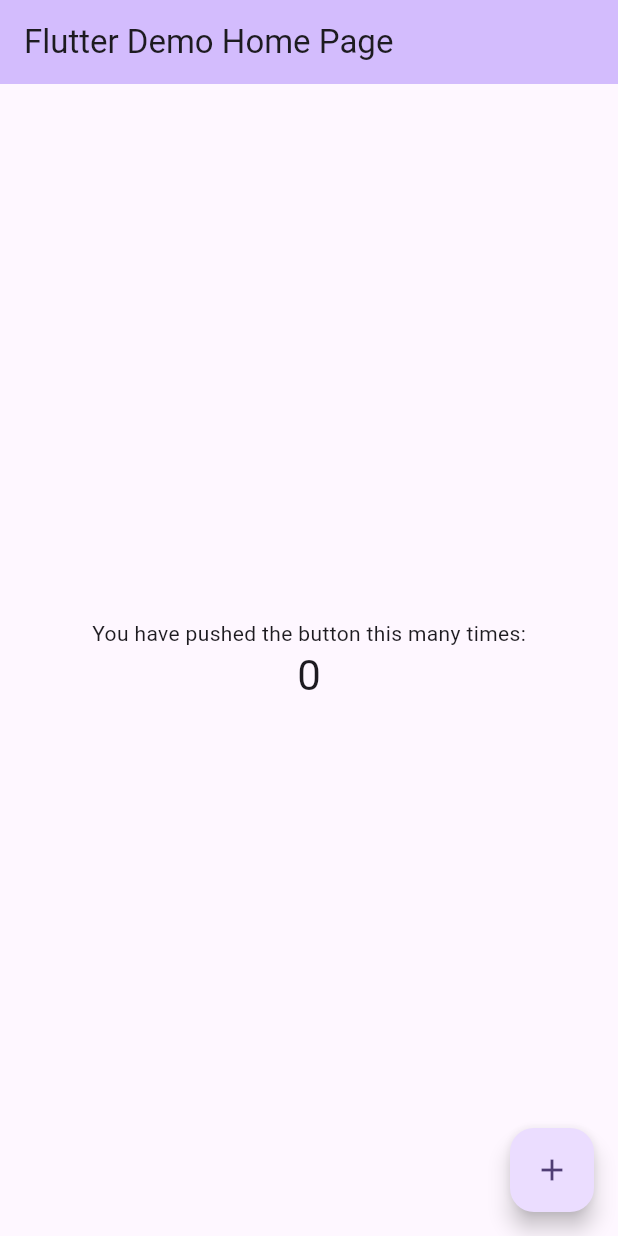
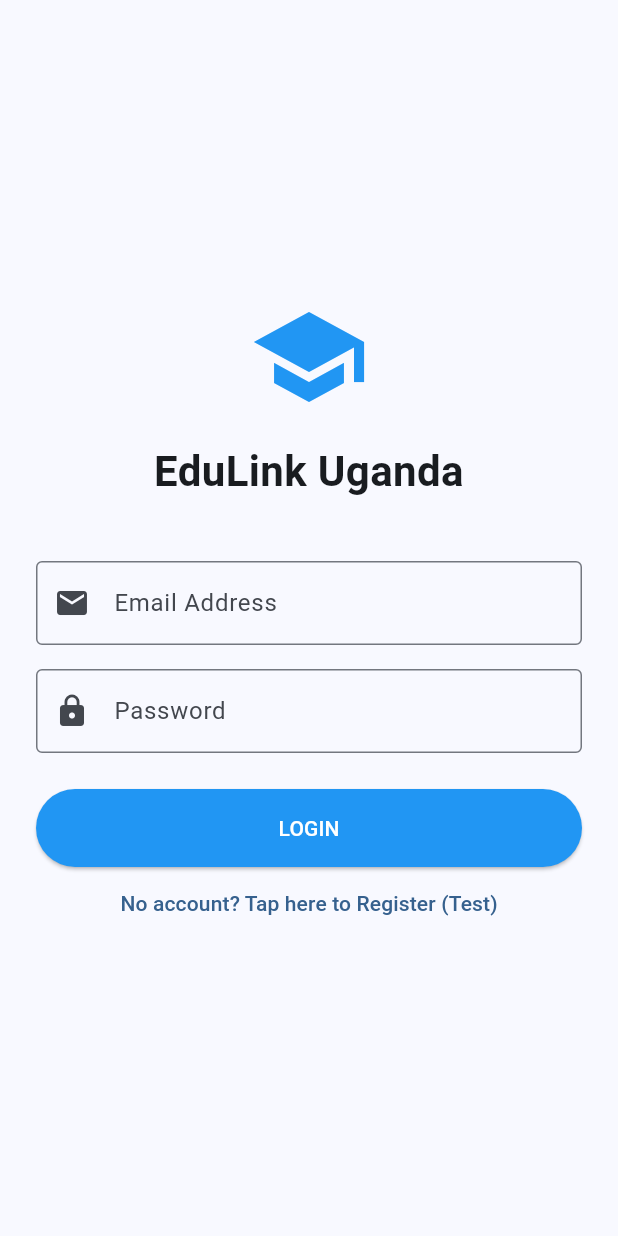
Before and after one commit to edwin-ug/Edulink_app, a Flutter app: the screen it shows after launch, on a phone screen of 412 x 824 dp. Run offline on Flutter 3.47's test engine with Material 3 defaults, Android fonts, the light colour scheme and no system bars; our stand-ins replace firebase_auth, firebase_core; accounts and stored records are empty.

Commit message:
feat: Integrate Firebase and implement login functionality
- Added Firebase Core dependency and initialized Firebase in main.dart.
- Configured Android and iOS build files for Firebase integration.
- Created login_screen.dart with email/password authentication logic.
- Updated pubspec.yaml to include firebase_core dependency.
- Added GoogleService-Info.plist and google-services.json for Firebase configuration.
- Created firebase_options.dart for platform-specific Firebase options.
- Updated Podfile for iOS dependencies.

```diff
--- a/lib/main.dart
+++ b/lib/main.dart
@@ -1,122 +1,37 @@
 import 'package:flutter/material.dart';
+import 'package:firebase_core/firebase_core.dart'; // 1. Must import Firebase Core
+import 'firebase_options.dart'; // 2. Must import the config file
+import 'screens/login_screen.dart'; // 3. Import your REAL login screen
 
-void main() {
-  runApp(const MyApp());
+void main() async {
+  // 4. PREPARE THE ENGINE
+  WidgetsFlutterBinding.ensureInitialized();
+
+  // 5. START FIREBASE
+  await Firebase.initializeApp(
+    options: DefaultFirebaseOptions.currentPlatform,
+  );
+
+  runApp(const EduLinkApp());
 }
 
-class MyApp extends StatelessWidget {
-  const MyApp({super.key});
+class EduLinkApp extends StatelessWidget {
+  const EduLinkApp({super.key});
 
-  // This widget is the root of your application.
   @override
   Widget build(BuildContext context) {
     return MaterialApp(
-      title: 'Flutter Demo',
+      debugShowCheckedModeBanner: false,
+      title: 'EduLink',
       theme: ThemeData(
-        // This is the theme of your application.
-        //
-        // TRY THIS: Try running your application with "flutter run". You'll see
-        // the application has a purple toolbar. Then, without quitting the app,
-        // try changing the seedColor in the colorScheme below to Colors.green
-        // and then invoke "hot reload" (save your changes or press the "hot
-        // reload" button in a Flutter-supported IDE, or press "r" if you used
-        // the command line to start the app).
-        //
-        // Notice that the counter didn't reset back to zero; the application
-        // state is not lost during the reload. To reset the state, use hot
-        // restart instead.
-        //
-        // This works for code too, not just values: Most code changes can be
-        // tested with just a hot reload.
-        colorScheme: .fromSeed(seedColor: Colors.deepPurple),
+        colorScheme: ColorScheme.fromSeed(seedColor: Colors.blue),
+        useMaterial3: true,
       ),
-      home: const MyHomePage(title: 'Flutter Demo Home Page'),
+      // 6. This now points to the REAL LoginScreen in 'lib/screens/login_screen.dart'
+      home: const LoginScreen(),
     );
   }
 }
 
-class MyHomePage extends StatefulWidget {
-  const MyHomePage({super.key, required this.title});
-
-  // This widget is the home page of your application. It is stateful, meaning
-  // that it has a State object (defined below) that contains fields that affect
-  // how it looks.
-
-  // This class is the configuration for the state. It holds the values (in this
-  // case the title) provided by the parent (in this case the App widget) and
-  // used by the build method of the State. Fields in a Widget subclass are
-  // always marked "final".
-
-  final String title;
-
-  @override
-  State<MyHomePage> createState() => _MyHomePageState();
-}
-
-class _MyHomePageState extends State<MyHomePage> {
-  int _counter = 0;
-
-  void _incrementCounter() {
-    setState(() {
-      // This call to setState tells the Flutter framework that something has
-      // changed in this State, which causes it to rerun the build method below
-      // so that the display can reflect the updated values. If we changed
-      // _counter without calling setState(), then the build method would not be
-      // called again, and so nothing would appear to happen.
-      _counter++;
-    });
-  }
-
-  @override
-  Widget build(BuildContext context) {
-    // This method is rerun every time setState is called, for instance as done
-    // by the _incrementCounter method above.
-    //
-    // The Flutter framework has been optimized to make rerunning build methods
-    // fast, so that you can just rebuild anything that needs updating rather
-    // than having to individually change instances of widgets.
-    return Scaffold(
-      appBar: AppBar(
-        // TRY THIS: Try changing the color here to a specific color (to
-        // Colors.amber, perhaps?) and trigger a hot reload to see the AppBar
-        // change color while the other colors stay the same.
-        backgroundColor: Theme.of(context).colorScheme.inversePrimary,
-        // Here we take the value from the MyHomePage object that was created by
-        // the App.build method, and use it to set our appbar title.
-        title: Text(widget.title),
-      ),
-      body: Center(
-        // Center is a layout widget. It takes a single child and positions it
-        // in the middle of the parent.
-        child: Column(
-          // Column is also a layout widget. It takes a list of children and
-          // arranges them vertically. By default, it sizes itself to fit its
-          // children horizontally, and tries to be as tall as its parent.
-          //
-          // Column has various properties to control how it sizes itself and
-          // how it positions its children. Here we use mainAxisAlignment to
-          // center the children vertically; the main axis here is the vertical
-          // axis because Columns are vertical (the cross axis would be
-          // horizontal).
-          //
-          // TRY THIS: Invoke "debug painting" (choose the "Toggle Debug Paint"
-          // action in the IDE, or press "p" in the console), to see the
-          // wireframe for each widget.
-          mainAxisAlignment: .center,
-          children: [
-            const Text('You have pushed the button this many times:'),
-            Text(
-              '$_counter',
-              style: Theme.of(context).textTheme.headlineMedium,
-            ),
-          ],
-        ),
-      ),
-      floatingActionButton: FloatingActionButton(
-        onPressed: _incrementCounter,
-        tooltip: 'Increment',
-        child: const Icon(Icons.add),
-      ),
-    );
-  }
-}
+// STOP! Do not add the old "class LoginScreen" here anymore.
+// It now lives in your 'screens' folder.
--- /dev/null
+++ b/lib/screens/login_screen.dart
@@ -0,0 +1,113 @@
+import 'package:flutter/material.dart';
+import 'package:firebase_auth/firebase_auth.dart';
+
+class LoginScreen extends StatefulWidget {
+  const LoginScreen({super.key});
+
+  @override
+  State<LoginScreen> createState() => _LoginScreenState();
+}
+
+class _LoginScreenState extends State<LoginScreen> {
+  // Controllers capture what the user types
+  final _emailController = TextEditingController();
+  final _passwordController = TextEditingController();
+  bool _isLoading = false;
+
+  // The Logic to talk to Firebase
+  Future<void> _handleLogin() async {
+    setState(() => _isLoading = true);
+
+    try {
+      await FirebaseAuth.instance.signInWithEmailAndPassword(
+        email: _emailController.text.trim(),
+        password: _passwordController.text.trim(),
+      );
+      // If successful, we will navigate to Home (Built later)
+      ScaffoldMessenger.of(context).showSnackBar(
+        const SnackBar(content: Text('Login Successful! Welcome back.')),
+      );
+    } on FirebaseAuthException catch (e) {
+      // If it fails (wrong password, no user), show error
+      ScaffoldMessenger.of(context).showSnackBar(
+        SnackBar(content: Text(e.message ?? 'Login failed'), backgroundColor: Colors.red),
+      );
+    } finally {
+      setState(() => _isLoading = false);
+    }
+  }
+
+  // Temporary function to create a new user (for testing)
+  Future<void> _handleSignUp() async {
+    try {
+      await FirebaseAuth.instance.createUserWithEmailAndPassword(
+        email: _emailController.text.trim(),
+        password: _passwordController.text.trim(),
+      );
+      ScaffoldMessenger.of(context).showSnackBar(
+        const SnackBar(content: Text('Account Created! You can now Login.')),
+      );
+    } catch (e) {
+      ScaffoldMessenger.of(context).showSnackBar(
+        SnackBar(content: Text(e.toString()), backgroundColor: Colors.red),
+      );
+    }
+  }
+
+  @override
+  Widget build(BuildContext context) {
+    return Scaffold(
+      body: Padding(
+        padding: const EdgeInsets.all(24.0),
+        child: Column(
+          mainAxisAlignment: MainAxisAlignment.center,
+          crossAxisAlignment: CrossAxisAlignment.stretch,
+          children: [
+            const Icon(Icons.school, size: 80, color: Colors.blue),
+            const SizedBox(height: 16),
+            const Text(
+              'EduLink Uganda',
+              textAlign: TextAlign.center,
+              style: TextStyle(fontSize: 28, fontWeight: FontWeight.bold),
+            ),
+            const SizedBox(height: 40),
+            TextField(
+              controller: _emailController,
+              decoration: const InputDecoration(
+                labelText: 'Email Address',
+                border: OutlineInputBorder(),
+                prefixIcon: Icon(Icons.email),
+              ),
+            ),
+            const SizedBox(height: 16),
+            TextField(
+              controller: _passwordController,
+              decoration: const InputDecoration(
+                labelText: 'Password',
+                border: OutlineInputBorder(),
+                prefixIcon: Icon(Icons.lock),
+              ),
+              obscureText: true,
+            ),
+            const SizedBox(height: 24),
+            _isLoading
+                ? const Center(child: CircularProgressIndicator())
+                : ElevatedButton(
+                    onPressed: _handleLogin,
+                    style: ElevatedButton.styleFrom(
+                      padding: const EdgeInsets.symmetric(vertical: 16),
+                      backgroundColor: Colors.blue,
+                      foregroundColor: Colors.white,
+                    ),
+                    child: const Text('LOGIN'),
+                  ),
+            TextButton(
+              onPressed: _handleSignUp,
+              child: const Text('No account? Tap here to Register (Test)'),
+            ),
+          ],
+        ),
+      ),
+    );
+  }
+}
--- a/pubspec.yaml
+++ b/pubspec.yaml
@@ -34,6 +34,7 @@ dependencies:
   # The following adds the Cupertino Icons font to your application.
   # Use with the CupertinoIcons class for iOS style icons.
   cupertino_icons: ^1.0.8
+  firebase_core: ^4.4.0
 
 dev_dependencies:
   flutter_test:
```
Also changed, not shown: firebase.json (added), lib/firebase_options.dart (added), pubspec.lock, 16 other files.
